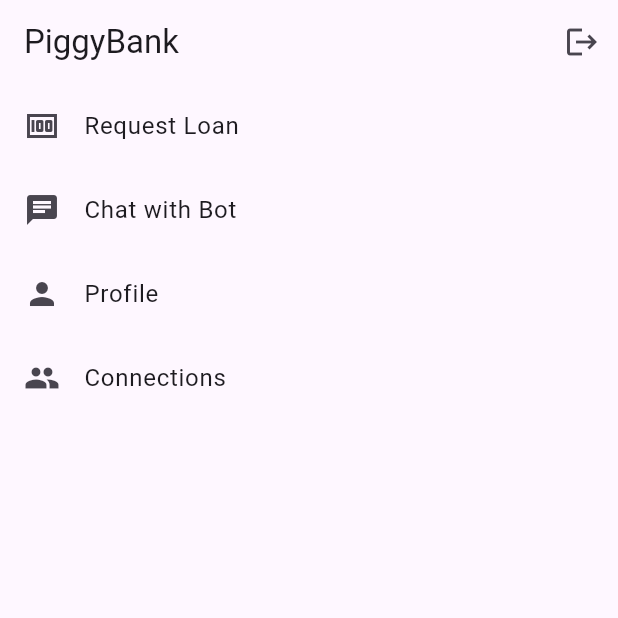
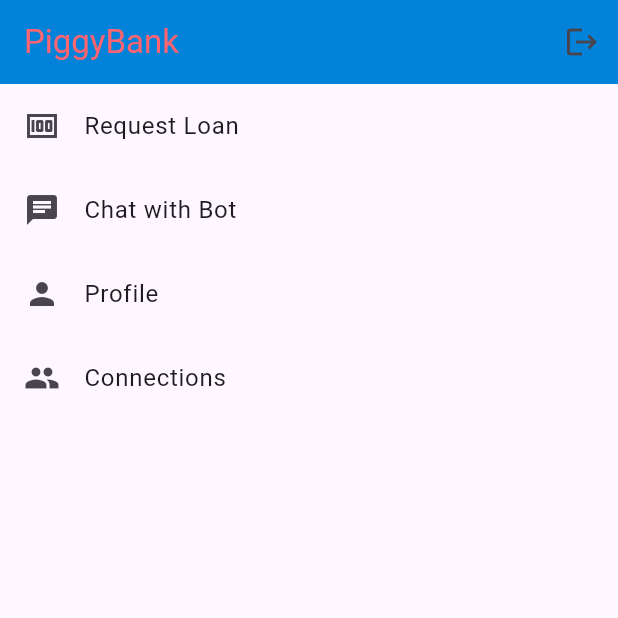
Before and after one commit to Ethanxu1/HackNCState, a Flutter app: the HomeScreen screen opened directly, on a phone screen of 412 x 824 dp, the top half of it. Run offline on Flutter 3.47's test engine with Material 3 defaults, Android fonts, the phone set to English and light mode, and no system bars; our stand-ins replace cloud_firestore, firebase_auth, firebase_core; accounts and stored records are empty.

Commit message:
Changed colors of HomeScreen AppBar

```diff
--- a/piggybankapp/lib/home_screen.dart
+++ b/piggybankapp/lib/home_screen.dart
@@ -1,4 +1,5 @@
 import 'package:flutter/material.dart';
+import 'package:piggybankapp/connections_screen.dart';
 import 'package:piggybankapp/profile_screen.dart';
 import 'package:provider/provider.dart';
 import 'login_backend.dart';
@@ -12,7 +13,8 @@ class HomeScreen extends StatelessWidget {
   Widget build(BuildContext context) {
     return Scaffold(
       appBar: AppBar(
-        title: const Text('PiggyBank'),
+        title: const Text('PiggyBank', style: TextStyle(color: Color.fromRGBO(255,100,112, 1.0) )),
+        backgroundColor: Color.fromRGBO(2, 131, 217, 1.0),
         actions: [
           IconButton(
             icon: const Icon(Icons.logout),
@@ -44,7 +46,7 @@ class HomeScreen extends StatelessWidget {
             title: const Text('Connections'),
             leading: const Icon(Icons.group),
             onTap: () => Navigator.push(context,
-                MaterialPageRoute(builder: (_) => ProfileScreen())),
+                MaterialPageRoute(builder: (_) => ConnectionsScreen())),
           ),
         ],
       ),
```
